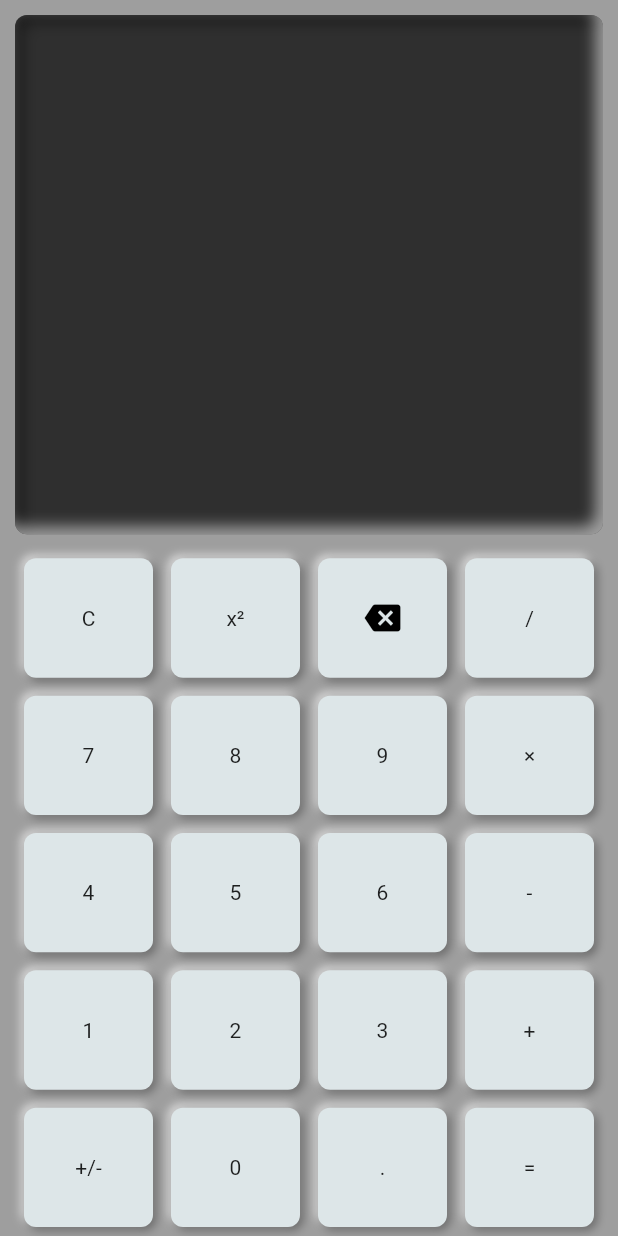
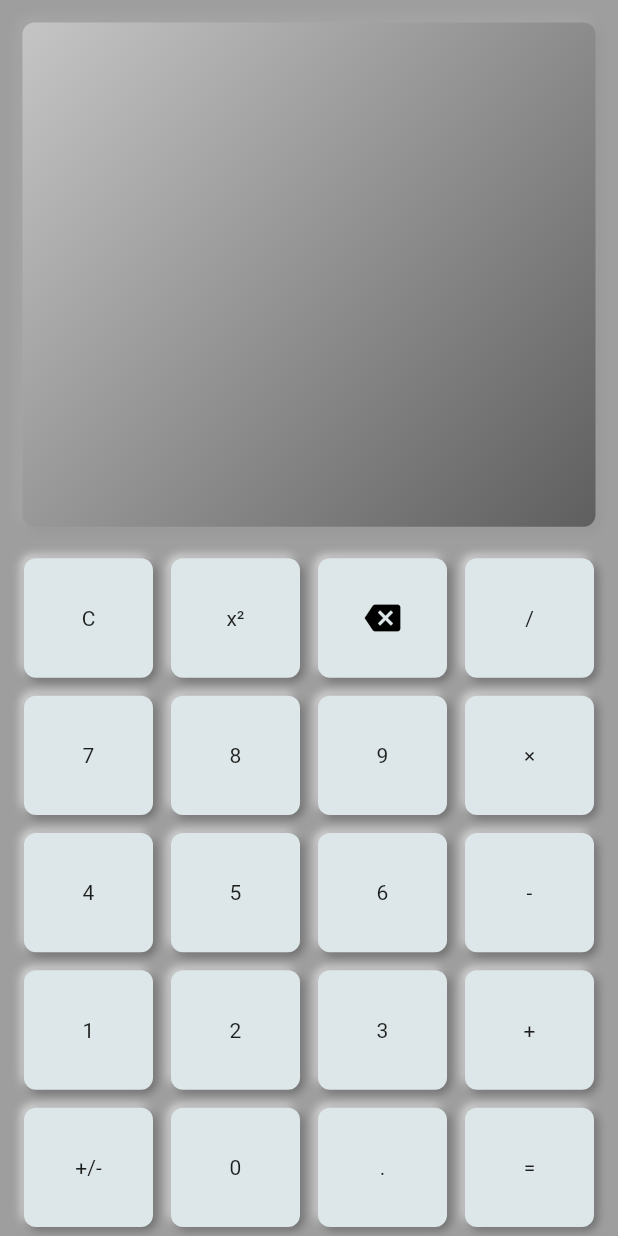
Before and after one commit to supatruparus/flutter_calc2, a Flutter app: the screen it shows after launch, on a phone screen of 412 x 824 dp. Run offline on Flutter 3.47's test engine with Material 2 defaults, Android fonts, the light colour scheme and no system bars; drawn by our look-alikes of flutter_layout_grid, flutter_neumorphic; our stand-ins replace flutter_riverpod, math_expressions, shared_preferences, vibration; missing offline and left inert: flex_color_picker, window_size.

```diff
--- a/lib/pages/calculator/presentation/calc_page/screen/screen.dart
+++ b/lib/pages/calculator/presentation/calc_page/screen/screen.dart
@@ -21,6 +21,11 @@ class Screen extends StatelessWidget {
   Widget content() {
     return Consumer(builder: (context, ref, child) {
       final Color primaryColor = ref.watch(themeNotifierProvider.select((value) => value.backgroundColor));
+      return screen_var2(primaryColor);
+    });
+  }
+
+  Neumorphic screen_var1(Color primaryColor) {
     return Neumorphic(
       // decoration: screenStyle,
       style: NeumorphicStyle(color: Color.lerp(primaryColor, Colors.black, 0.7), depth: -10, intensity: 0.9),
@@ -37,6 +42,25 @@ class Screen extends StatelessWidget {
         ),
       ),
     );
-    });
+  }
+
+  Neumorphic screen_var2(Color primaryColor) {
+    return Neumorphic(
+      // decoration: screenStyle,
+      style: NeumorphicStyle(color: primaryColor, depth: 5, intensity: 0.1, shape: NeumorphicShape.convex, surfaceIntensity: 1),
+      padding: const EdgeInsets.all(30),
+      margin: const EdgeInsets.all(15
+      ),
+
+      textStyle: const TextStyle(fontSize: 10),
+
+      child: Padding(
+        padding: EdgeInsets.zero,
+        child: Column(
+          mainAxisAlignment: MainAxisAlignment.start,
+          children: const [Expression(), Result()],
+        ),
+      ),
+    );
   }
 }
--- a/lib/pages/calculator/presentation/widgets/my_widgets.dart
+++ b/lib/pages/calculator/presentation/widgets/my_widgets.dart
@@ -16,11 +16,7 @@ Widget buttonExample(
       child: SizedBox(
         width: size ?? 60,
         height: size ?? 60,
-        child: Center(
-          child: Checkbox(
 
-            value: true, onChanged: (value) {},),
-        ),
       ),
     );
   });
```
Lines whose indentation alone changed are shown as unchanged.
